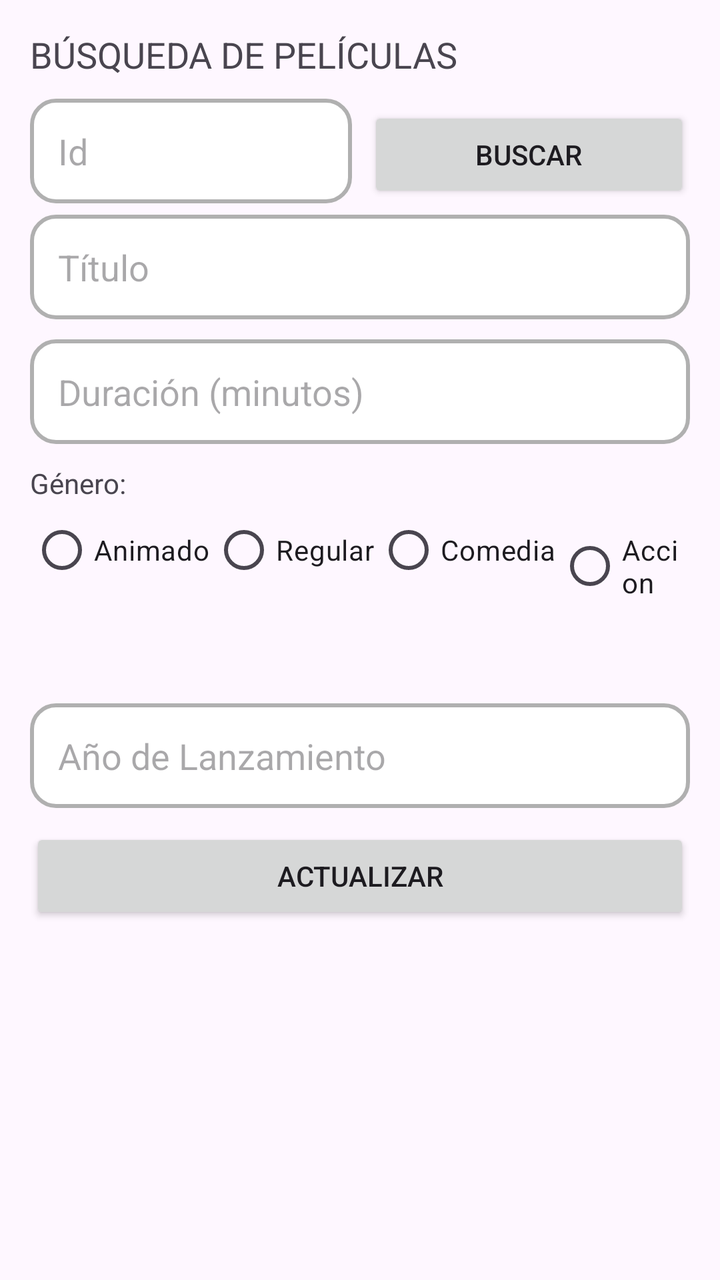
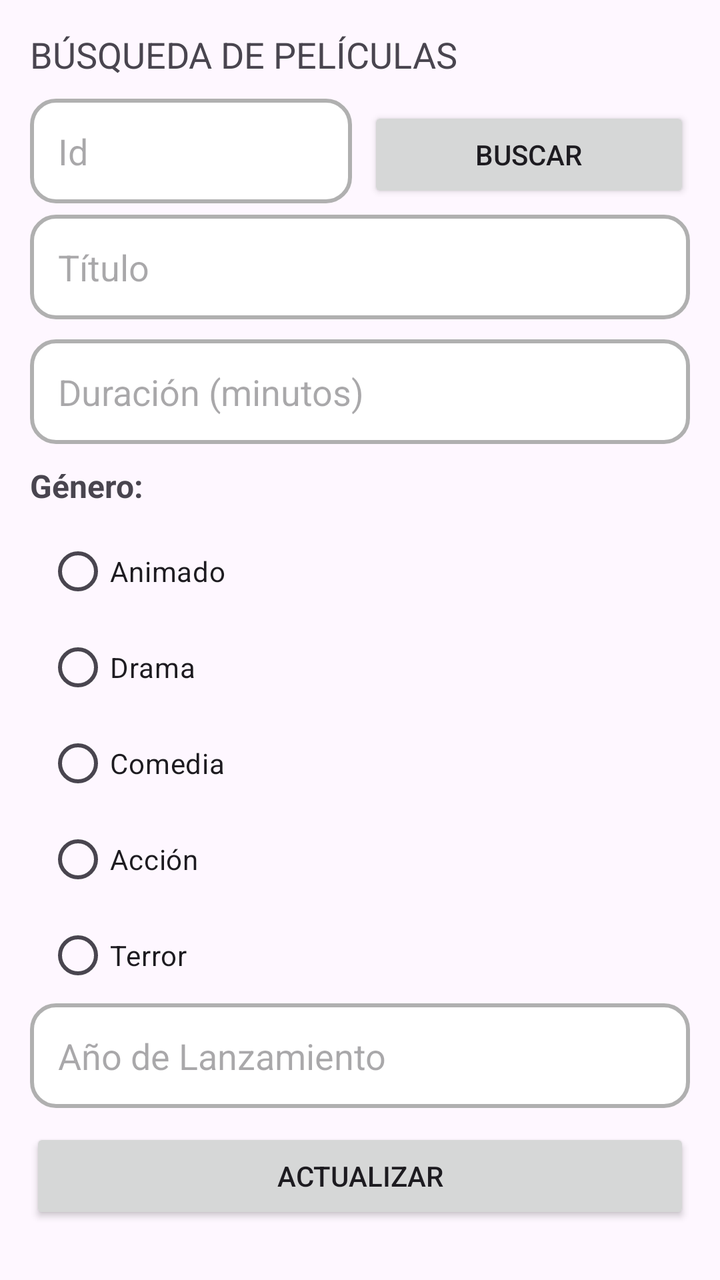

Two renders of the same Android screen: before a commit and after it. Below are the layout's source before the change and the commit's diff.
<!-- AndroidManifest.xml: application theme Theme.WSMovies -->
<!-- res/layout/fragment_buscar.xml -->
<?xml version="1.0" encoding="utf-8"?>
<ScrollView xmlns:android="http://schemas.android.com/apk/res/android"
    xmlns:app="http://schemas.android.com/apk/res-auto"
    android:layout_width="match_parent"
    android:layout_height="match_parent">

    <LinearLayout
        android:orientation="vertical"
        android:padding="15dp"
        android:layout_width="match_parent"
        android:layout_height="wrap_content">

        <TextView
            android:text="BÚSQUEDA DE PELÍCULAS"
            android:layout_marginBottom="10dp"
            android:textSize="18sp"
            android:layout_width="wrap_content"
            android:layout_height="wrap_content"/>

        <LinearLayout
            android:layout_width="match_parent"
            android:layout_height="wrap_content"
            android:orientation="horizontal">

            <EditText
                android:id="@+id/edtIdM"
                android:layout_width="0dp"
                android:layout_height="wrap_content"
                android:layout_marginEnd="8dp"
                android:layout_weight="1"
                android:background="@drawable/bg_input"
                android:hint="Id"
                android:inputType="number"
                android:padding="14dp"/>

            <Button
                android:id="@+id/btnBuscarM"
                android:layout_width="0dp"
                android:layout_height="wrap_content"
                android:layout_marginBottom="10dp"
                android:layout_weight="1"
                android:padding="14dp"
                android:text="Buscar"/>

        </LinearLayout>

        <EditText
            android:id="@+id/edtTituloM"
            android:hint="Título"
            android:background="@drawable/bg_input"
            android:padding="14dp"
            android:layout_marginBottom="10dp"
            android:layout_width="match_parent"
            android:layout_height="wrap_content"/>

        <EditText
            android:id="@+id/edtDuracionM"
            android:hint="Duración (minutos)"
            android:background="@drawable/bg_input"
            android:padding="14dp"
            android:layout_marginBottom="10dp"
            android:layout_width="match_parent"
            android:layout_height="wrap_content"/>

        <TextView
            android:text="Género: "
            android:layout_marginEnd="10dp"
            android:layout_width="match_parent"
            android:layout_height="wrap_content"/>
        <RadioGroup
            android:id="@+id/rgGenero"
            android:orientation="horizontal"
            android:layout_width="match_parent"
            android:layout_height="wrap_content">

            <RadioButton
                android:id="@+id/rbtAnimadoM"
                android:text="Animado"
                android:layout_marginEnd="1dp"
                android:layout_width="wrap_content"
                android:layout_height="wrap_content"/>

            <RadioButton
                android:id="@+id/rbtDramaM"
                android:text="Regular"
                android:layout_marginEnd="1dp"
                android:layout_width="wrap_content"
                android:layout_height="wrap_content"/>

            <RadioButton
                android:id="@+id/rbtComediaM"
                android:text="Comedia"
                android:layout_marginEnd="1dp"
                android:layout_width="wrap_content"
                android:layout_height="wrap_content"/>

            <RadioButton
                android:id="@+id/rbtAccionM"
                android:text="Accion"
                android:layout_marginEnd="1dp"
                android:layout_width="wrap_content"
                android:layout_height="wrap_content"/>

            <RadioButton
                android:id="@+id/rbtTerrorM"
                android:text="Terror"
                android:layout_width="wrap_content"
                android:layout_height="wrap_content"/>
        </RadioGroup>

        <EditText
            android:id="@+id/edtALanzamientoM"
            android:hint="Año de Lanzamiento"
            android:background="@drawable/bg_input"
            android:padding="14dp"
            android:layout_marginBottom="10dp"
            android:layout_width="match_parent"
            android:layout_height="wrap_content"/>

        <Button
            android:id="@+id/btnActualizarPeliculaM"
            android:text="Actualizar"
            android:layout_width="match_parent"
            android:layout_height="wrap_content"/>

    </LinearLayout>

</ScrollView>
<!-- resources referenced by this layout -->
<resources>
  <!-- drawable bg_input (drawable) -->
  <?xml version="1.0" encoding="utf-8"?>
  <shape xmlns:android="http://schemas.android.com/apk/res/android">
      <solid android:color="#FFF" />
      <corners android:radius="12dp" />
      <stroke
          android:width="2dp"
          android:color="#B0B0B0"/>
  
  </shape>
  <style name="Theme.WSMovies" parent="Base.Theme.WSMovies" />
  <style name="Base.Theme.WSMovies" parent="Theme.Material3.DayNight.NoActionBar">
          
          
      </style>
</resources>

<!-- the commit's change to res/layout/fragment_buscar.xml (unified diff, before → after) -->
@@ -63,49 +63,50 @@
             android:layout_height="wrap_content"/>
 
         <TextView
-            android:text="Género: "
-            android:layout_marginEnd="10dp"
-            android:layout_width="match_parent"
-            android:layout_height="wrap_content"/>
+            android:layout_width="wrap_content"
+            android:layout_height="wrap_content"
+            android:text="Género:"
+            android:textStyle="bold"
+            android:textSize="16sp"
+            android:layout_marginBottom="8dp"/>
+
         <RadioGroup
             android:id="@+id/rgGenero"
-            android:orientation="horizontal"
             android:layout_width="match_parent"
-            android:layout_height="wrap_content">
+            android:layout_height="wrap_content"
+            android:orientation="vertical"
+            android:paddingStart="8dp">
 
             <RadioButton
                 android:id="@+id/rbtAnimadoM"
-                android:text="Animado"
-                android:layout_marginEnd="1dp"
                 android:layout_width="wrap_content"
-                android:layout_height="wrap_content"/>
+                android:layout_height="wrap_content"
+                android:text="Animado"/>
 
             <RadioButton
                 android:id="@+id/rbtDramaM"
-                android:text="Regular"
-                android:layout_marginEnd="1dp"
                 android:layout_width="wrap_content"
-                android:layout_height="wrap_content"/>
+                android:layout_height="wrap_content"
+                android:text="Drama"/>
 
             <RadioButton
                 android:id="@+id/rbtComediaM"
-                android:text="Comedia"
-                android:layout_marginEnd="1dp"
                 android:layout_width="wrap_content"
-                android:layout_height="wrap_content"/>
+                android:layout_height="wrap_content"
+                android:text="Comedia"/>
 
             <RadioButton
                 android:id="@+id/rbtAccionM"
-                android:text="Accion"
-                android:layout_marginEnd="1dp"
                 android:layout_width="wrap_content"
-                android:layout_height="wrap_content"/>
+                android:layout_height="wrap_content"
+                android:text="Acción"/>
 
             <RadioButton
                 android:id="@+id/rbtTerrorM"
-                android:text="Terror"
                 android:layout_width="wrap_content"
-                android:layout_height="wrap_content"/>
+                android:layout_height="wrap_content"
+                android:text="Terror"/>
+
         </RadioGroup>
 
         <EditText
